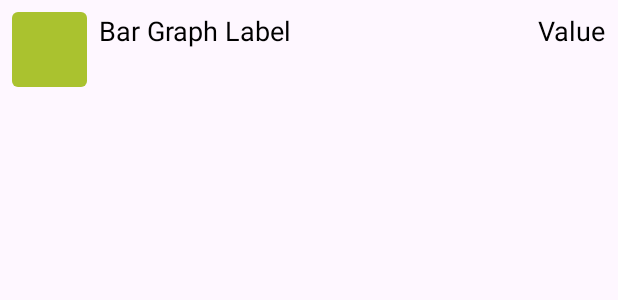
After one commit to vincentyono/neuroflex-android, an Android app: the layout bargraph_stats.xml on its own in the app's theme, with its tools: preview values and no code run, on a phone screen of 412 x 824 dp. The commit adds this screen. Shown: the top 300 px of the screen. Run offline under Robolectric (Android 15) with nearby library versions, the phone set to English and light mode, and no system bars.

Commit message:
attempted bar chart

```diff
--- a/app/src/main/AndroidManifest.xml
+++ b/app/src/main/AndroidManifest.xml
@@ -54,6 +54,11 @@
 <!--            </intent-filter>-->
         </activity>
         <activity
+            android:name=".PersonalStats"
+            android:exported="false"
+            android:theme="@style/Theme.Material3.Light.NoActionBar">
+        </activity>
+        <activity
             android:name=".MainActivity"
             android:exported="true"
             android:theme="@style/Theme.Material3.Light.NoActionBar" >
--- a/app/src/main/java/com/example/neuroflex/MainActivity.java
+++ b/app/src/main/java/com/example/neuroflex/MainActivity.java
@@ -52,7 +52,7 @@ public class MainActivity extends AppCompatActivity {
                 finish();
                 return true;
             } else if (itemId == R.id.bottom_stats) {
-                startActivity(new Intent(getApplicationContext(), Stats.class));
+                startActivity(new Intent(getApplicationContext(), PersonalStats.class));
                 overridePendingTransition(R.anim.slide_in_right, R.anim.slide_out_left);
                 finish();
                 return true;
--- /dev/null
+++ b/app/src/main/res/drawable/bar_graph.xml
@@ -0,0 +1,6 @@
+<?xml version="1.0" encoding="utf-8"?>
+<shape xmlns:android="http://schemas.android.com/apk/res/android"
+    android:shape="rectangle">
+    <solid android:color="#AAC22F" />
+    <corners android:radius="4dp" />
+</shape>
--- a/app/src/main/res/layout/activity_personal_stats.xml
+++ b/app/src/main/res/layout/activity_personal_stats.xml
@@ -64,9 +64,6 @@
         android:layout_below="@id/scoreBox"
         android:layout_marginTop="20dp"
         android:layout_marginStart="30dp"
-        android:layout_marginEnd="30dp"
-        android:clipToPadding="false"
-        android:paddingTop="10dp"
-        android:paddingBottom="10dp" />
+        android:layout_marginEnd="30dp"/>
 
 </RelativeLayout>
--- /dev/null
+++ b/app/src/main/res/layout/bargraph_stats.xml
@@ -0,0 +1,35 @@
+<?xml version="1.0" encoding="utf-8"?>
+<LinearLayout xmlns:android="http://schemas.android.com/apk/res/android"
+    android:layout_width="match_parent"
+    android:layout_height="wrap_content"
+    android:orientation="horizontal"
+    android:padding="8dp">
+
+    <!-- Bar graph icon -->
+    <ImageView
+        android:id="@+id/imageView"
+        android:layout_width="50dp"
+        android:layout_height="50dp"
+        android:src="@drawable/bar_graph" />
+
+    <!-- Bar graph label -->
+    <TextView
+        android:id="@+id/textViewLabel"
+        android:layout_width="0dp"
+        android:layout_height="wrap_content"
+        android:layout_weight="1"
+        android:text="Bar Graph Label"
+        android:textSize="18sp"
+        android:textColor="@android:color/black"
+        android:layout_marginStart="8dp"/>
+
+    <!-- Bar graph value -->
+    <TextView
+        android:id="@+id/textViewValue"
+        android:layout_width="wrap_content"
+        android:layout_height="wrap_content"
+        android:text="Value"
+        android:textSize="18sp"
+        android:textColor="@android:color/black"/>
+
+</LinearLayout>
```
Also changed, not shown: app/src/main/java/com/example/neuroflex/BarGraphAdapter.java (added, +51 -0 lines), app/src/main/java/com/example/neuroflex/BarGraphItem.java (added, +20 -0 lines), app/src/main/java/com/example/neuroflex/PersonalStats.java (+22 -29 lines).
